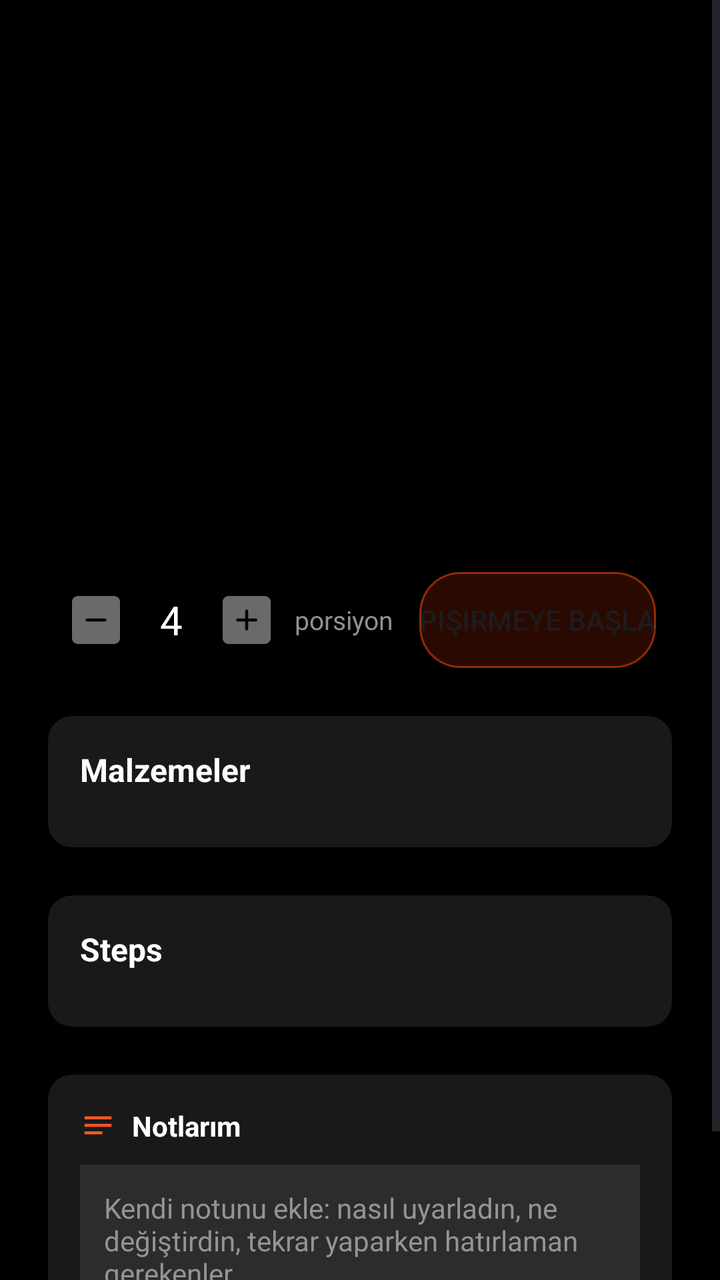
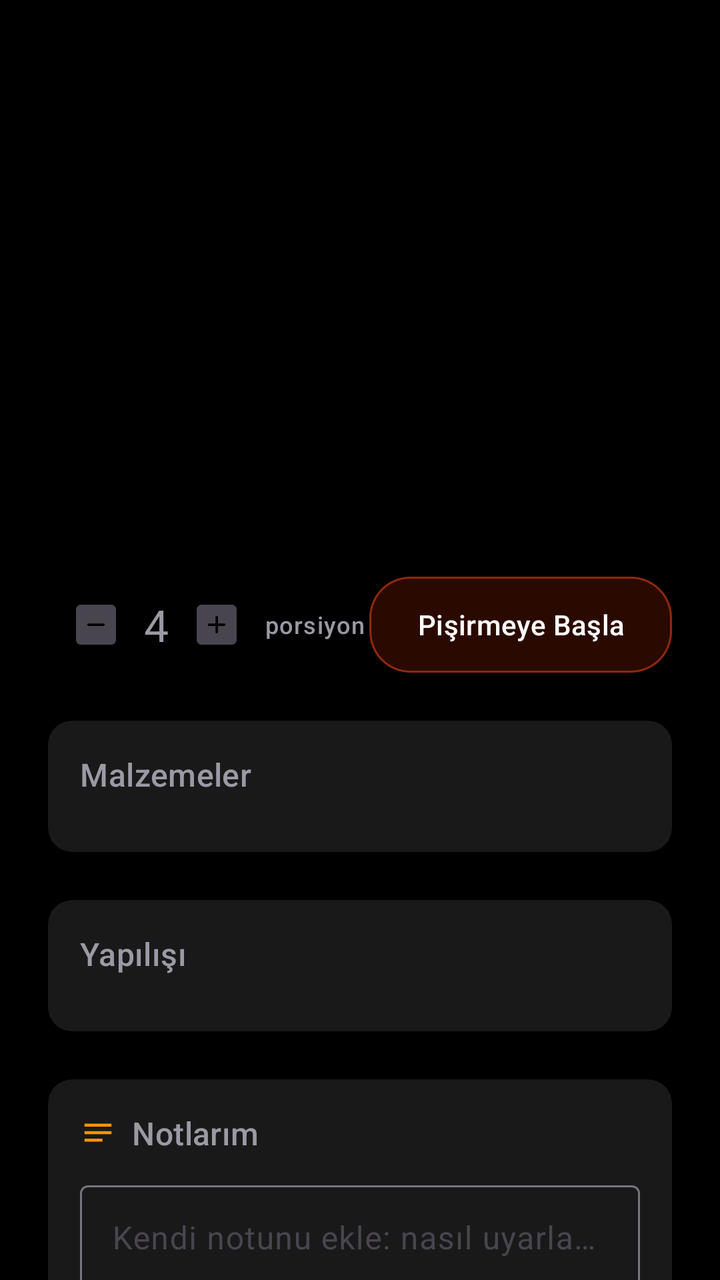

An Android layout rendered at two revisions. The XML below is the earlier revision; the diff shows what the commit changed to produce the second picture.
<!-- AndroidManifest.xml: application theme Theme.Food_app -->
<!-- res/layout/fragment_recipe_detail.xml -->
<?xml version="1.0" encoding="utf-8"?>
<ScrollView xmlns:android="http://schemas.android.com/apk/res/android"
    xmlns:tools="http://schemas.android.com/tools"
    android:layout_width="match_parent"
    android:layout_height="match_parent"
    xmlns:app="http://schemas.android.com/apk/res-auto"
    tools:context=".RecipeDetailFragment"
    android:contentDescription="scrollview"
    android:background="@color/black"
    android:id="@+id/recipeDetail">

    <androidx.constraintlayout.widget.ConstraintLayout
        android:layout_width="match_parent"
        android:layout_height="wrap_content"
        android:layout_marginTop="10dp">

        
        <androidx.recyclerview.widget.RecyclerView
            android:id="@+id/rv_photo_gallery"
            android:layout_width="match_parent"
            android:layout_height="180dp"
            android:orientation="horizontal"
            app:layoutManager="androidx.recyclerview.widget.LinearLayoutManager"
            app:layout_constraintTop_toTopOf="parent" />

        <LinearLayout
            android:id="@+id/title_description"
            android:layout_width="match_parent"
            android:layout_height="wrap_content"
            android:orientation="vertical"
            app:layout_constraintTop_toBottomOf="@id/rv_photo_gallery"
            app:layout_constraintStart_toStartOf="parent"
            app:layout_constraintEnd_toEndOf="parent"

            android:layout_marginHorizontal="24dp">

            
            <TextView
                android:id="@+id/tv_recipe_title"
                android:layout_width="wrap_content"
                android:layout_height="wrap_content"
                android:textSize="20sp"
                android:textColor="@color/white"
                android:textStyle="bold"
                android:layout_marginTop="24dp"/>
            <TextView
                android:id="@+id/tv_recipe_description"
                android:layout_width="wrap_content"
                android:layout_height="wrap_content"

                android:layout_marginTop="10dp"/>

        </LinearLayout>

        
        <LinearLayout
            android:id="@+id/layout_servings_stepper"
            android:layout_width="match_parent"
            android:layout_height="wrap_content"
            android:layout_marginTop="16dp"
            android:layout_marginStart="16dp"
            android:orientation="horizontal"
            android:gravity="center_vertical"
            android:paddingHorizontal="8dp"
            app:layout_constraintTop_toBottomOf="@id/title_description"
            app:layout_constraintStart_toStartOf="parent">

            <ImageButton
                android:id="@+id/btn_decrease_servings"
                android:layout_width="48dp"
                android:layout_height="48dp"
                android:background="@android:color/transparent"
                android:src="@drawable/ic_minus_square"
                app:tint="#6A6A6A"
                android:contentDescription="eksi"/>

            <TextView
                android:id="@+id/tv_servings_count"
                android:layout_width="wrap_content"
                android:layout_height="wrap_content"
                android:layout_marginHorizontal="8dp"
                android:textColor="@color/white"
                android:text="4"
                android:textSize="20sp"/>

            <ImageButton
                android:id="@+id/btn_increase_servings"
                android:layout_width="48dp"
                android:layout_height="48dp"
                android:background="@android:color/transparent"
                android:src="@drawable/ic_plus_square"
                app:tint="#6A6A6A"
                android:contentDescription="artı"/>

            <TextView
                android:id="@+id/tv_serving"
                android:layout_width="wrap_content"
                android:layout_height="wrap_content"
                android:textColor="#939090"
                android:text="porsiyon"
                android:textSize="13sp"/>

            <View
                android:layout_width="0dp"
                android:layout_height="wrap_content"
                android:layout_weight="1"/>

            <Button
                android:layout_width="wrap_content"
                android:layout_height="48dp"
                android:text="Pişirmeye Başla"
                app:backgroundTint="@null"
                android:background="@drawable/bg_today_menu"
                android:layout_marginEnd="24dp"/>
        </LinearLayout>



        
        <androidx.cardview.widget.CardView
            android:id="@+id/card_ingredients"
            android:layout_width="match_parent"
            android:layout_height="wrap_content"
            android:layout_marginHorizontal="24dp"
            android:layout_marginTop="24dp"
            app:cardBackgroundColor="#48595959"
            app:cardCornerRadius="12dp"
            app:layout_constraintTop_toBottomOf="@id/layout_servings_stepper">

            <LinearLayout
                android:layout_width="match_parent"
                android:layout_height="wrap_content"
                android:orientation="vertical"
                android:padding="16dp">

                <TextView
                    android:id="@+id/tv_ingredients_header"
                    android:layout_width="wrap_content"
                    android:layout_height="wrap_content"
                    android:text="Malzemeler"
                    android:textColor="@color/white"
                    android:textStyle="bold"
                    android:textSize="16sp" />

                
                <androidx.recyclerview.widget.RecyclerView
                    android:id="@+id/rv_ingredients"
                    android:layout_width="match_parent"
                    android:layout_height="wrap_content"
                    android:layout_marginTop="12dp"
                    app:layoutManager="androidx.recyclerview.widget.LinearLayoutManager" />
                

            </LinearLayout>

        </androidx.cardview.widget.CardView>


        
        <androidx.cardview.widget.CardView
            android:id="@+id/card_steps"
            android:layout_width="match_parent"
            android:layout_height="wrap_content"
            android:layout_marginHorizontal="24dp"
            android:layout_marginTop="24dp"
            app:cardBackgroundColor="#48595959"
            app:cardCornerRadius="12dp"

            app:layout_constraintTop_toBottomOf="@id/card_ingredients">

            <LinearLayout
                android:layout_width="match_parent"
                android:layout_height="wrap_content"
                android:orientation="vertical"
                android:padding="16dp">


                <TextView
                    android:layout_width="wrap_content"
                    android:layout_height="wrap_content"
                    android:text="Steps"
                    android:textColor="@color/white"
                    android:textStyle="bold"
                    android:textSize="16sp" />

                <androidx.recyclerview.widget.RecyclerView
                    android:id="@+id/rv_steps"
                    android:layout_width="match_parent"
                    android:layout_height="wrap_content"
                    android:layout_marginTop="12dp"
                    app:layoutManager="androidx.recyclerview.widget.LinearLayoutManager" />
                
            </LinearLayout>
        </androidx.cardview.widget.CardView>


        
        <androidx.cardview.widget.CardView
            android:id="@+id/card_notes"
            android:layout_width="match_parent"
            android:layout_height="wrap_content"
            android:layout_marginHorizontal="24dp"
            android:layout_marginTop="24dp"
            app:cardBackgroundColor="#48595959"
            app:cardCornerRadius="12dp"
            app:layout_constraintTop_toBottomOf="@id/card_steps"
            app:layout_constraintBottom_toBottomOf="parent">

            <LinearLayout
                android:layout_width="match_parent"
                android:layout_height="wrap_content"
                android:orientation="vertical"
                android:padding="16dp"
                android:layout_marginBottom="50dp">

                
                <LinearLayout
                    android:layout_width="match_parent"
                    android:layout_height="wrap_content"
                    android:orientation="horizontal"
                    android:gravity="center_vertical">

                    <ImageView
                        android:layout_width="18dp"
                        android:layout_height="18dp"
                        android:src="@drawable/ic_note"
                        app:tint="#FF5722" />

                    <TextView
                        android:layout_width="0dp"
                        android:layout_height="wrap_content"
                        android:layout_weight="1"
                        android:layout_marginStart="8dp"
                        android:text="Notlarım"
                        android:textColor="@color/white"
                        android:textStyle="bold" />

                    
                    <TextView
                        android:id="@+id/tv_save_status"
                        android:layout_width="wrap_content"
                        android:layout_height="wrap_content"
                        android:text="Kaydedildi ✓"
                        android:textColor="#808080"
                        android:textSize="12sp"
                        android:visibility="gone" />
                </LinearLayout>

                
                <EditText
                    android:id="@+id/et_personal_notes"
                    android:layout_width="match_parent"
                    android:layout_height="wrap_content"
                    android:layout_marginTop="10dp"
                    android:minLines="3"
                    android:gravity="top|start"
                    android:background="#4B5A5A5A"
                    android:padding="12dp"
                    android:hint="Kendi notunu ekle: nasıl uyarladın, ne değiştirdin, tekrar yaparken hatırlaman gerekenler..."
                    android:textColorHint="@color/light_grey"
                    android:textColor="@color/white"
                    android:textSize="14sp"
                    android:inputType="textMultiLine|textCapSentences"
                    android:imeOptions="actionDone" />

                
                <Button
                    android:id="@+id/btn_save_note"
                    android:layout_width="wrap_content"
                    android:layout_height="wrap_content"
                    android:layout_marginTop="8dp"
                    android:layout_gravity="end"
                    android:text="Notu kaydet"
                    android:textAllCaps="false"
                    android:background="@drawable/bg_today_menu"
                    android:textColor="@color/white"
                    android:visibility="gone" />
            </LinearLayout>
        </androidx.cardview.widget.CardView>




    </androidx.constraintlayout.widget.ConstraintLayout>




</ScrollView>
<!-- resources referenced by this layout -->
<resources>
  <color name="light_grey">#969393</color>
  <!-- unchanged entries left out for length: 8 -->
</resources>

<!-- the commit's change to res/layout/fragment_recipe_detail.xml (unified diff, before → after) -->
@@ -1,18 +1,20 @@
 <?xml version="1.0" encoding="utf-8"?>
-<ScrollView xmlns:android="http://schemas.android.com/apk/res/android"
+<androidx.core.widget.NestedScrollView xmlns:android="http://schemas.android.com/apk/res/android"
+    xmlns:app="http://schemas.android.com/apk/res-auto"
     xmlns:tools="http://schemas.android.com/tools"
+    android:id="@+id/recipeDetail"
     android:layout_width="match_parent"
     android:layout_height="match_parent"
-    xmlns:app="http://schemas.android.com/apk/res-auto"
-    tools:context=".RecipeDetailFragment"
-    android:contentDescription="scrollview"
     android:background="@color/black"
-    android:id="@+id/recipeDetail">
+    android:clipToPadding="false"
+    android:paddingTop="10dp"
+    android:paddingBottom="50dp"
+    tools:context=".RecipeDetailFragment">
 
-    <androidx.constraintlayout.widget.ConstraintLayout
+    <LinearLayout
         android:layout_width="match_parent"
         android:layout_height="wrap_content"
-        android:layout_marginTop="10dp">
+        android:orientation="vertical">
 
         
         <androidx.recyclerview.widget.RecyclerView
@@ -20,270 +22,170 @@
             android:layout_width="match_parent"
             android:layout_height="180dp"
             android:orientation="horizontal"
-            app:layoutManager="androidx.recyclerview.widget.LinearLayoutManager"
-            app:layout_constraintTop_toTopOf="parent" />
+            app:layoutManager="androidx.recyclerview.widget.LinearLayoutManager" />
 
-        <LinearLayout
-            android:id="@+id/title_description"
-            android:layout_width="match_parent"
-            android:layout_height="wrap_content"
-            android:orientation="vertical"
-            app:layout_constraintTop_toBottomOf="@id/rv_photo_gallery"
-            app:layout_constraintStart_toStartOf="parent"
-            app:layout_constraintEnd_toEndOf="parent"
+        
+        <com.google.android.material.textview.MaterialTextView
+            android:id="@+id/tv_recipe_title"
+            style="@style/RecipeDetailTitleStyle" />
 
-            android:layout_marginHorizontal="24dp">
-
-            
-            <TextView
-                android:id="@+id/tv_recipe_title"
-                android:layout_width="wrap_content"
-                android:layout_height="wrap_content"
-                android:textSize="20sp"
-                android:textColor="@color/white"
-                android:textStyle="bold"
-                android:layout_marginTop="24dp"/>
-            <TextView
-                android:id="@+id/tv_recipe_description"
-                android:layout_width="wrap_content"
-                android:layout_height="wrap_content"
-
-                android:layout_marginTop="10dp"/>
-
-        </LinearLayout>
+        <com.google.android.material.textview.MaterialTextView
+            android:id="@+id/tv_recipe_description"
+            style="@style/RecipeDetailDescriptionStyle" />
 
         
         <LinearLayout
             android:id="@+id/layout_servings_stepper"
             android:layout_width="match_parent"
             android:layout_height="wrap_content"
+            android:layout_marginHorizontal="24dp"
             android:layout_marginTop="16dp"
-            android:layout_marginStart="16dp"
-            android:orientation="horizontal"
             android:gravity="center_vertical"
-            android:paddingHorizontal="8dp"
-            app:layout_constraintTop_toBottomOf="@id/title_description"
-            app:layout_constraintStart_toStartOf="parent">
+            android:orientation="horizontal">
 
-            <ImageButton
+            <com.google.android.material.button.MaterialButton
                 android:id="@+id/btn_decrease_servings"
-                android:layout_width="48dp"
-                android:layout_height="48dp"
-                android:background="@android:color/transparent"
-                android:src="@drawable/ic_minus_square"
-                app:tint="#6A6A6A"
-                android:contentDescription="eksi"/>
+                style="@style/RecipeDetailStepperButtonStyle"
+                android:contentDescription="@string/cd_decrease_servings"
+                app:icon="@drawable/ic_minus_square" />
 
-            <TextView
+            <com.google.android.material.textview.MaterialTextView
                 android:id="@+id/tv_servings_count"
-                android:layout_width="wrap_content"
-                android:layout_height="wrap_content"
-                android:layout_marginHorizontal="8dp"
-                android:textColor="@color/white"
-                android:text="4"
-                android:textSize="20sp"/>
+                style="@style/RecipeDetailStepperCountStyle"
+                android:text="@string/default_servings_count" />
 
-            <ImageButton
+            <com.google.android.material.button.MaterialButton
                 android:id="@+id/btn_increase_servings"
-                android:layout_width="48dp"
-                android:layout_height="48dp"
-                android:background="@android:color/transparent"
-                android:src="@drawable/ic_plus_square"
-                app:tint="#6A6A6A"
-                android:contentDescription="artı"/>
+                style="@style/RecipeDetailStepperButtonStyle"
+                android:contentDescription="@string/cd_increase_servings"
+                app:icon="@drawable/ic_plus_square" />
 
-            <TextView
+            <com.google.android.material.textview.MaterialTextView
                 android:id="@+id/tv_serving"
                 android:layout_width="wrap_content"
                 android:layout_height="wrap_content"
-                android:textColor="#939090"
-                android:text="porsiyon"
-                android:textSize="13sp"/>
+                android:text="@string/label_serving"
+                android:textAppearance="?attr/textAppearanceLabelMedium"
+                android:textColor="@color/text_secondary" />
 
-            <View
+            <Space
                 android:layout_width="0dp"
-                android:layout_height="wrap_content"
-                android:layout_weight="1"/>
+                android:layout_height="0dp"
+                android:layout_weight="1" />
 
-            <Button
-                android:layout_width="wrap_content"
-                android:layout_height="48dp"
-                android:text="Pişirmeye Başla"
-                app:backgroundTint="@null"
-                android:background="@drawable/bg_today_menu"
-                android:layout_marginEnd="24dp"/>
+            <com.google.android.material.button.MaterialButton
+                android:id="@+id/btn_start_cooking"
+                style="@style/RecipeDetailPrimaryButtonStyle"
+                android:text="@string/btn_start_cooking" />
         </LinearLayout>
 
+        
+        <com.google.android.material.card.MaterialCardView
+            android:id="@+id/card_ingredients"
+            style="@style/RecipeDetailCardStyle"
+            android:layout_marginHorizontal="24dp">
 
+            <LinearLayout style="@style/RecipeDetailCardContentStyle">
+
+                <com.google.android.material.textview.MaterialTextView
+                    android:id="@+id/tv_ingredients_header"
+                    style="@style/RecipeDetailCardHeaderStyle"
+                    android:text="@string/header_ingredients" />
+
+                <androidx.recyclerview.widget.RecyclerView
+                    android:id="@+id/rv_ingredients"
+                    style="@style/RecipeDetailCardListStyle" />
+            </LinearLayout>
+        </com.google.android.material.card.MaterialCardView>
 
         
-        <androidx.cardview.widget.CardView
-            android:id="@+id/card_ingredients"
-            android:layout_width="match_parent"
-            android:layout_height="wrap_content"
-            android:layout_marginHorizontal="24dp"
-            android:layout_marginTop="24dp"
-            app:cardBackgroundColor="#48595959"
-            app:cardCornerRadius="12dp"
-            app:layout_constraintTop_toBottomOf="@id/layout_servings_stepper">
+        <com.google.android.material.card.MaterialCardView
+            android:id="@+id/card_steps"
+            style="@style/RecipeDetailCardStyle"
+            android:layout_marginHorizontal="24dp">
 
-            <LinearLayout
-                android:layout_width="match_parent"
-                android:layout_height="wrap_content"
-                android:orientation="vertical"
-                android:padding="16dp">
+            <LinearLayout style="@style/RecipeDetailCardContentStyle">
 
-                <TextView
-                    android:id="@+id/tv_ingredients_header"
-                    android:layout_width="wrap_content"
-                    android:layout_height="wrap_content"
-                    android:text="Malzemeler"
-                    android:textColor="@color/white"
-                    android:textStyle="bold"
-                    android:textSize="16sp" />
-
-                
-                <androidx.recyclerview.widget.RecyclerView
-                    android:id="@+id/rv_ingredients"
-                    android:layout_width="match_parent"
-                    android:layout_height="wrap_content"
-                    android:layout_marginTop="12dp"
-                    app:layoutManager="androidx.recyclerview.widget.LinearLayoutManager" />
-                
-
-            </LinearLayout>
-
-        </androidx.cardview.widget.CardView>
-
-
-        
-        <androidx.cardview.widget.CardView
-            android:id="@+id/card_steps"
-            android:layout_width="match_parent"
-            android:layout_height="wrap_content"
-            android:layout_marginHorizontal="24dp"
-            android:layout_marginTop="24dp"
-            app:cardBackgroundColor="#48595959"
-            app:cardCornerRadius="12dp"
-
-            app:layout_constraintTop_toBottomOf="@id/card_ingredients">
-
-            <LinearLayout
-                android:layout_width="match_parent"
-                android:layout_height="wrap_content"
-                android:orientation="vertical"
-                android:padding="16dp">
-
-
-                <TextView
-                    android:layout_width="wrap_content"
-                    android:layout_height="wrap_content"
-                    android:text="Steps"
-                    android:textColor="@color/white"
-                    android:textStyle="bold"
-                    android:textSize="16sp" />
+                <com.google.android.material.textview.MaterialTextView
+                    style="@style/RecipeDetailCardHeaderStyle"
+                    android:text="@string/header_steps" />
 
                 <androidx.recyclerview.widget.RecyclerView
                     android:id="@+id/rv_steps"
-                    android:layout_width="match_parent"
-                    android:layout_height="wrap_content"
-                    android:layout_marginTop="12dp"
-                    app:layoutManager="androidx.recyclerview.widget.LinearLayoutManager" />
-                
+                    style="@style/RecipeDetailCardListStyle" />
             </LinearLayout>
-        </androidx.cardview.widget.CardView>
-
+        </com.google.android.material.card.MaterialCardView>
 
         
-        <androidx.cardview.widget.CardView
+        <com.google.android.material.card.MaterialCardView
             android:id="@+id/card_notes"
-            android:layout_width="match_parent"
-            android:layout_height="wrap_content"
-            android:layout_marginHorizontal="24dp"
-            android:layout_marginTop="24dp"
-            app:cardBackgroundColor="#48595959"
-            app:cardCornerRadius="12dp"
-            app:layout_constraintTop_toBottomOf="@id/card_steps"
-            app:layout_constraintBottom_toBottomOf="parent">
+            style="@style/RecipeDetailCardStyle"
+            android:layout_marginHorizontal="24dp">
 
-            <LinearLayout
-                android:layout_width="match_parent"
-                android:layout_height="wrap_content"
-                android:orientation="vertical"
-                android:padding="16dp"
-                android:layout_marginBottom="50dp">
+            <LinearLayout style="@style/RecipeDetailCardContentStyle">
 
                 
                 <LinearLayout
                     android:layout_width="match_parent"
                     android:layout_height="wrap_content"
-                    android:orientation="horizontal"
-                    android:gravity="center_vertical">
+                    android:gravity="center_vertical"
+                    android:orientation="horizontal">
 
                     <ImageView
                         android:layout_width="18dp"
                         android:layout_height="18dp"
+                        android:importantForAccessibility="no"
                         android:src="@drawable/ic_note"
-                        app:tint="#FF5722" />
+                        app:tint="@color/orange" />
 
-                    <TextView
+                    <com.google.android.material.textview.MaterialTextView
+                        style="@style/RecipeDetailCardHeaderStyle"
                         android:layout_width="0dp"
-                        android:layout_height="wrap_content"
+                        android:layout_marginStart="8dp"
                         android:layout_weight="1"
-                        android:layout_marginStart="8dp"
-                        android:text="Notlarım"
-                        android:textColor="@color/white"
-                        android:textStyle="bold" />
+                        android:text="@string/header_my_notes" />
 
                     
-                    <TextView
+                    <com.google.android.material.textview.MaterialTextView
                         android:id="@+id/tv_save_status"
                         android:layout_width="wrap_content"
                         android:layout_height="wrap_content"
-                        android:text="Kaydedildi ✓"
-                        android:textColor="#808080"
-                        android:textSize="12sp"
+                        android:text="@string/status_note_saved"
+                        android:textAppearance="?attr/textAppearanceLabelSmall"
+                        android:textColor="@color/text_secondary"
                         android:visibility="gone" />
                 </LinearLayout>
 
                 
-                <EditText
-                    android:id="@+id/et_personal_notes"
+                <com.google.android.material.textfield.TextInputLayout
+                    style="@style/Widget.Material3.TextInputLayout.OutlinedBox"
                     android:layout_width="match_parent"
                     android:layout_height="wrap_content"
                     android:layout_marginTop="10dp"
-                    android:minLines="3"
-                    android:gravity="top|start"
-                    android:background="#4B5A5A5A"
-                    android:padding="12dp"
-                    android:hint="Kendi notunu ekle: nasıl uyarladın, ne değiştirdin, tekrar yaparken hatırlaman gerekenler..."
-                    android:textColorHint="@color/light_grey"
-                    android:textColor="@color/white"
-                    android:textSize="14sp"
-                    android:inputType="textMultiLine|textCapSentences"
-                    android:imeOptions="actionDone" />
+                    android:hint="@string/hint_personal_notes">
+
+                    <com.google.android.material.textfield.TextInputEditText
+                        android:id="@+id/et_personal_notes"
+                        android:layout_width="match_parent"
+                        android:layout_height="wrap_content"
+                        android:gravity="top|start"
+                        android:imeOptions="actionDone"
+                        android:inputType="textMultiLine|textCapSentences"
+                        android:minLines="3"
+                        android:textColor="@color/text_secondary"/>
+
+                </com.google.android.material.textfield.TextInputLayout>
 
                 
-                <Button
+                <com.google.android.material.button.MaterialButton
                     android:id="@+id/btn_save_note"
-                    android:layout_width="wrap_content"
-                    android:layout_height="wrap_content"
+                    style="@style/RecipeDetailPrimaryButtonStyle"
+                    android:layout_gravity="end"
                     android:layout_marginTop="8dp"
-                    android:layout_gravity="end"
-                    android:text="Notu kaydet"
-                    android:textAllCaps="false"
-                    android:background="@drawable/bg_today_menu"
-                    android:textColor="@color/white"
+                    android:text="@string/btn_save_note"
                     android:visibility="gone" />
             </LinearLayout>
-        </androidx.cardview.widget.CardView>
+        </com.google.android.material.card.MaterialCardView>
 
-
-
-
-    </androidx.constraintlayout.widget.ConstraintLayout>
-
-
-
-
-</ScrollView>
+    </LinearLayout>
+</androidx.core.widget.NestedScrollView>
<!-- resource entries referenced after the edit -->
@@ -1,6 +1,80 @@
 <!-- resources referenced by this layout -->
 <resources>
-  <color name="light_grey">#969393</color>
+  <color name="orange">#FF9500</color>
+  <color name="text_secondary">#9A9AA5</color>
+  <string name="btn_save_note">Notu kaydet</string>
+  <string name="btn_start_cooking">Pişirmeye Başla</string>
+  <string name="cd_decrease_servings">Porsiyonu azalt</string>
+  <string name="cd_increase_servings">Porsiyonu artır</string>
+  <string name="default_servings_count">4</string>
+  <string name="header_ingredients">Malzemeler</string>
+  <string name="header_my_notes">Notlarım</string>
+  <string name="header_steps">Yapılışı</string>
+  <string name="hint_personal_notes">Kendi notunu ekle: nasıl uyarladın, ne değiştirdin, tekrar yaparken hatırlaman gerekenler...</string>
+  <string name="label_serving">porsiyon</string>
+  <string name="status_note_saved">Kaydedildi ✓</string>
+  <style name="RecipeDetailCardContentStyle">
+          <item name="android:layout_width">match_parent</item>
+          <item name="android:layout_height">wrap_content</item>
+          <item name="android:orientation">vertical</item>
+          <item name="android:padding">16dp</item>
+      </style>
+  <style name="RecipeDetailCardHeaderStyle">
+          <item name="android:layout_width">wrap_content</item>
+          <item name="android:layout_height">wrap_content</item>
+          <item name="android:textAppearance">?attr/textAppearanceTitleMedium</item>
+          <item name="android:textColor">@color/text_secondary</item>
+      </style>
+  <style name="RecipeDetailCardListStyle">
+          <item name="android:layout_width">match_parent</item>
+          <item name="android:layout_height">wrap_content</item>
+          <item name="android:layout_marginTop">12dp</item>
+          <item name="android:nestedScrollingEnabled">false</item>
+          <item name="layoutManager">androidx.recyclerview.widget.LinearLayoutManager</item>
+      </style>
+  <style name="RecipeDetailCardStyle" parent="Widget.Material3.CardView.Filled">
+          <item name="android:layout_width">match_parent</item>
+          <item name="android:layout_height">wrap_content</item>
+          <item name="android:layout_marginTop">24dp</item>
+          <item name="cardBackgroundColor">@color/card_background</item>
+          <item name="cardCornerRadius">12dp</item>
+          <item name="cardElevation">0dp</item>
+          <item name="strokeWidth">0dp</item>
+      </style>
+  <style name="RecipeDetailDescriptionStyle">
+          <item name="android:layout_width">match_parent</item>
+          <item name="android:layout_height">wrap_content</item>
+          <item name="android:layout_marginTop">10dp</item>
+          <item name="android:textAppearance">?attr/textAppearanceBodyMedium</item>
+          <item name="android:textColor">?attr/colorOnSurfaceVariant</item>
+      </style>
+  <style name="RecipeDetailPrimaryButtonStyle" parent="Widget.Material3.Button">
+          <item name="android:layout_width">wrap_content</item>
+          <item name="android:layout_height">48dp</item>
+          <item name="android:background">@drawable/bg_today_menu</item>
+          <item name="android:textColor">@color/white</item>
+          <item name="android:textAllCaps">false</item>
+          <item name="backgroundTint">@null</item>
+      </style>
+  <style name="RecipeDetailStepperButtonStyle" parent="Widget.Material3.Button.IconButton">
+          <item name="android:layout_width">48dp</item>
+          <item name="android:layout_height">48dp</item>
+          <item name="iconTint">?attr/colorOnSurfaceVariant</item>
+      </style>
+  <style name="RecipeDetailStepperCountStyle">
+          <item name="android:layout_width">wrap_content</item>
+          <item name="android:layout_height">wrap_content</item>
+          <item name="android:textAppearance">?attr/textAppearanceTitleLarge</item>
+          <item name="android:textColor">@color/text_secondary</item>
+      </style>
+  <style name="RecipeDetailTitleStyle">
+          <item name="android:layout_width">match_parent</item>
+          <item name="android:layout_height">wrap_content</item>
+          <item name="android:layout_marginTop">24dp</item>
+          <item name="android:textAppearance">?attr/textAppearanceTitleLarge</item>
+          <item name="android:textColor">?attr/colorOnSurface</item>
+      </style>
+  <color name="card_background">#48595959</color>
   <!-- unchanged entries left out for length: 8 -->
 </resources>
 
